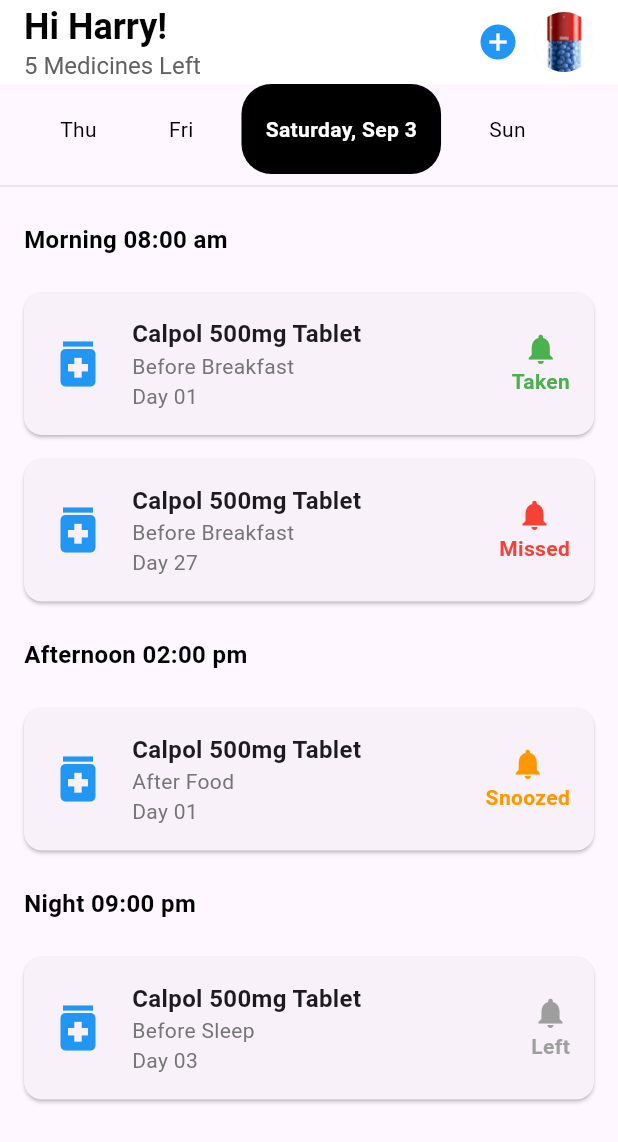
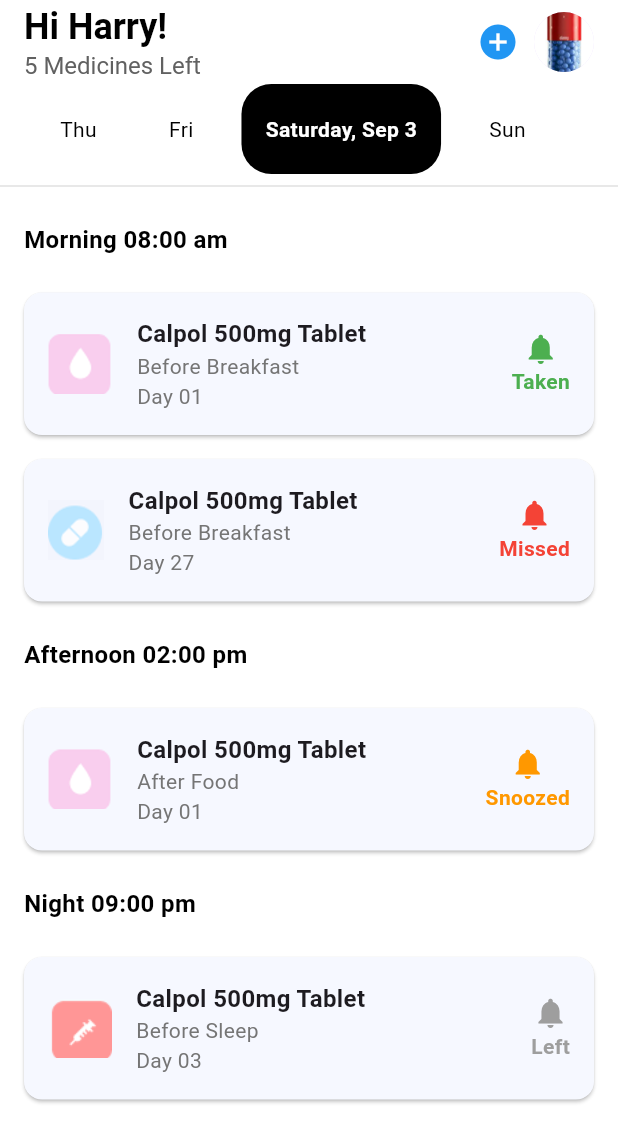
Before and after one commit to Anshumyit/Chikitsa-UI, a Flutter app: the MedicineScreen screen opened directly, on a phone screen of 412 x 824 dp. Shown: the top 1142 px of the screen. Run offline on Flutter 3.47's test engine with Material 3 defaults, Android fonts, the phone set to English and light mode, and no system bars; our stand-ins replace hexcolor.

Commit message:
first commit

```diff
--- a/lib/view/Report..dart
+++ b/lib/view/Report..dart
@@ -64,7 +64,7 @@
                   borderRadius: BorderRadius.circular(12),
                 ),
                 child: ListTile(
-                  title: Text("Check Dashboard"),
+                  title: Text("Check Dashboard",style: TextStyle(fontWeight: FontWeight.bold),),
                   subtitle: Text("Here you will find everything related to your active and past medicines."),
                   trailing: Container(
                     height: 50,
@@ -253,8 +253,8 @@
     paint.color = Colors.red;
     canvas.drawArc(
       Rect.fromLTWH(0, 0, size.width, size.height),
-      -0.5,
-      1,
+      0.5,
+      2,
       false,
       paint,
     );
@@ -262,8 +262,8 @@
     paint.color = Colors.orange;
     canvas.drawArc(
       Rect.fromLTWH(0, 0, size.width, size.height),
-      0.5,
-      1,
+      1.5,
+      1.5,
       false,
       paint,
     );
@@ -271,8 +271,8 @@
     paint.color = Colors.green;
     canvas.drawArc(
       Rect.fromLTWH(0, 0, size.width, size.height),
-      1.5,
-      1,
+      2.5,
+      2.5,
       false,
       paint,
     );
--- a/lib/view/homeScreen.dart
+++ b/lib/view/homeScreen.dart
@@ -1,5 +1,6 @@
 import 'package:flutter/material.dart';
 import 'package:flutterassigment/view/Addmedicin.dart';
+import 'package:hexcolor/hexcolor.dart';
 
 class MedicineScreen extends StatefulWidget {
   @override
@@ -10,6 +11,7 @@
   @override
   Widget build(BuildContext context) {
     return Scaffold(
+      backgroundColor: Colors.white,
       appBar: _buildAppBar(),
       body: Column(
         children: [
@@ -104,13 +106,13 @@
       children: [
         _buildMedicineSection('Morning 08:00 am', [
           _buildMedicineCard('Calpol 500mg Tablet', 'Before Breakfast', 'Day 01', 'Taken', Colors.green),
-          _buildMedicineCard('Calpol 500mg Tablet', 'Before Breakfast', 'Day 27', 'Missed', Colors.red),
+          _buildMedicineCar('Calpol 500mg Tablet', 'Before Breakfast', 'Day 27', 'Missed', Colors.red),
         ]),
         _buildMedicineSection('Afternoon 02:00 pm', [
           _buildMedicineCard('Calpol 500mg Tablet', 'After Food', 'Day 01', 'Snoozed', Colors.orange),
         ]),
         _buildMedicineSection('Night 09:00 pm', [
-          _buildMedicineCard('Calpol 500mg Tablet', 'Before Sleep', 'Day 03', 'Left', Colors.grey),
+          _buildMedicineCa('Calpol 500mg Tablet', 'Before Sleep', 'Day 03', 'Left', Colors.grey),
         ]),
       ],
     );
@@ -134,12 +136,75 @@
 
   Widget _buildMedicineCard(String medName, String instruction, String day, String status, Color statusColor) {
     return Card(
+      color: HexColor('#f6f8ff'),
       margin: EdgeInsets.symmetric(horizontal: 16.0, vertical: 8.0),
       child: Padding(
         padding: const EdgeInsets.all(16.0),
         child: Row(
           children: [
-            Icon(Icons.medication, color: Colors.blue, size: 40),
+            Image.asset('images/meimage.png',height: 40,),
+            SizedBox(width: 16),
+            Expanded(
+              child: Column(
+                crossAxisAlignment: CrossAxisAlignment.start,
+                children: [
+                  Text(medName, style: TextStyle(fontWeight: FontWeight.bold, fontSize: 16)),
+                  Text(instruction, style: TextStyle(color: Colors.grey[600])),
+                  Text(day, style: TextStyle(color: Colors.grey[600])),
+                ],
+              ),
+            ),
+            Column(
+              children: [
+                Icon(Icons.notifications, color: statusColor, size: 24),
+                Text(status, style: TextStyle(color: statusColor, fontWeight: FontWeight.bold)),
+              ],
+            ),
+          ],
+        ),
+      ),
+    );
+  }
+  Widget _buildMedicineCar(String medName, String instruction, String day, String status, Color statusColor) {
+    return Card(
+      color: HexColor('#f6f8ff'),
+      margin: EdgeInsets.symmetric(horizontal: 16.0, vertical: 8.0),
+      child: Padding(
+        padding: const EdgeInsets.all(16.0),
+        child: Row(
+          children: [
+            Image.asset('images/circle12.png',height: 40,),
+            SizedBox(width: 16),
+            Expanded(
+              child: Column(
+                crossAxisAlignment: CrossAxisAlignment.start,
+                children: [
+                  Text(medName, style: TextStyle(fontWeight: FontWeight.bold, fontSize: 16)),
+                  Text(instruction, style: TextStyle(color: Colors.grey[600])),
+                  Text(day, style: TextStyle(color: Colors.grey[600])),
+                ],
+              ),
+            ),
+            Column(
+              children: [
+                Icon(Icons.notifications, color: statusColor, size: 24),
+                Text(status, style: TextStyle(color: statusColor, fontWeight: FontWeight.bold)),
+              ],
+            ),
+          ],
+        ),
+      ),
+    );
+  }
+  Widget _buildMedicineCa(String medName, String instruction, String day, String status, Color statusColor) {
+    return Card(
+      color: HexColor('#f6f8ff'),
+      margin: EdgeInsets.symmetric(horizontal: 16.0, vertical: 8.0),
+      child: Padding(
+        padding: const EdgeInsets.all(16.0),
+        child: Row(
+          children: [
+            Image.asset('images/injection.png',height: 40,),
             SizedBox(width: 16),
             Expanded(
               child: Column(
--- a/pubspec.yaml
+++ b/pubspec.yaml
@@ -35,6 +35,7 @@
   # Use with the CupertinoIcons class for iOS style icons.
   cupertino_icons: ^1.0.8
   intl: ^0.20.1
+  hexcolor: ^3.0.1
 
 
 dev_dependencies:
@@ -61,8 +62,8 @@
 
   # To add assets to your application, add an assets section, like this:
   assets:
-     - images/capsimage.jpg
-     - images/googleimage.png
+     - images/
+
 #     - images/a_dot_ham.jpeg
 
   # An image asset can refer to one or more resolution-specific "variants", see
```
Also changed, not shown: images/circle12.png (added), images/injection.png (added), images/meimage.png (added), pubspec.lock.
